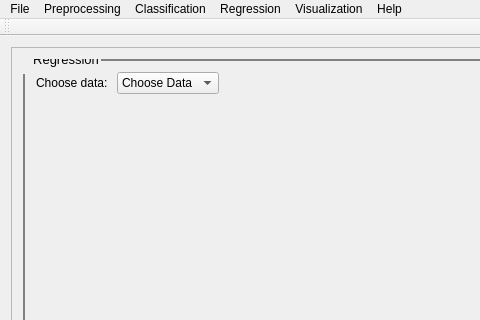
Old version of the form src/PYSAT_Gui_UI_Forms/UI Files/01_mainwindow_removenull.ui in the repository tisaconundrum2/PySAT-GUI; both pictures show x 0 to 480 and y 0 to 320 of the 581 by 843 pixel window.
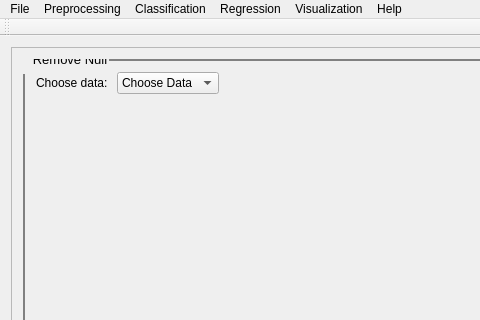
New version of the form.

Commit message: Fixed heading 	modified:   src/PYSAT_Gui_UI_Forms/UI Files/01_mainwindow_removenull.ui added set_greyed_modules 	modified:   src/Python PYSAT_GUI/PYSAT_UI_MODULES/get_mask_.py Working towards a deleting method for ranges 	modified:   src/Python PYSAT_GUI/PYSAT_UI_MODULES/normalization_.py

```diff
--- a/src/PYSAT_Gui_UI_Forms/UI Files/01_mainwindow_removenull.ui
+++ b/src/PYSAT_Gui_UI_Forms/UI Files/01_mainwindow_removenull.ui
@@ -25,8 +25,8 @@
         <rect>
          <x>0</x>
          <y>0</y>
-         <width>557</width>
-         <height>695</height>
+         <width>561</width>
+         <height>721</height>
         </rect>
        </property>
        <property name="font">
@@ -57,7 +57,7 @@
            </font>
           </property>
           <property name="title">
-           <string>Regression</string>
+           <string>Remove Null</string>
           </property>
           <layout class="QVBoxLayout" name="verticalLayout">
            <item>
```
Left out of the diff: 2 changed lines with no effect on the pictures. The commit also changes 2 other files.
